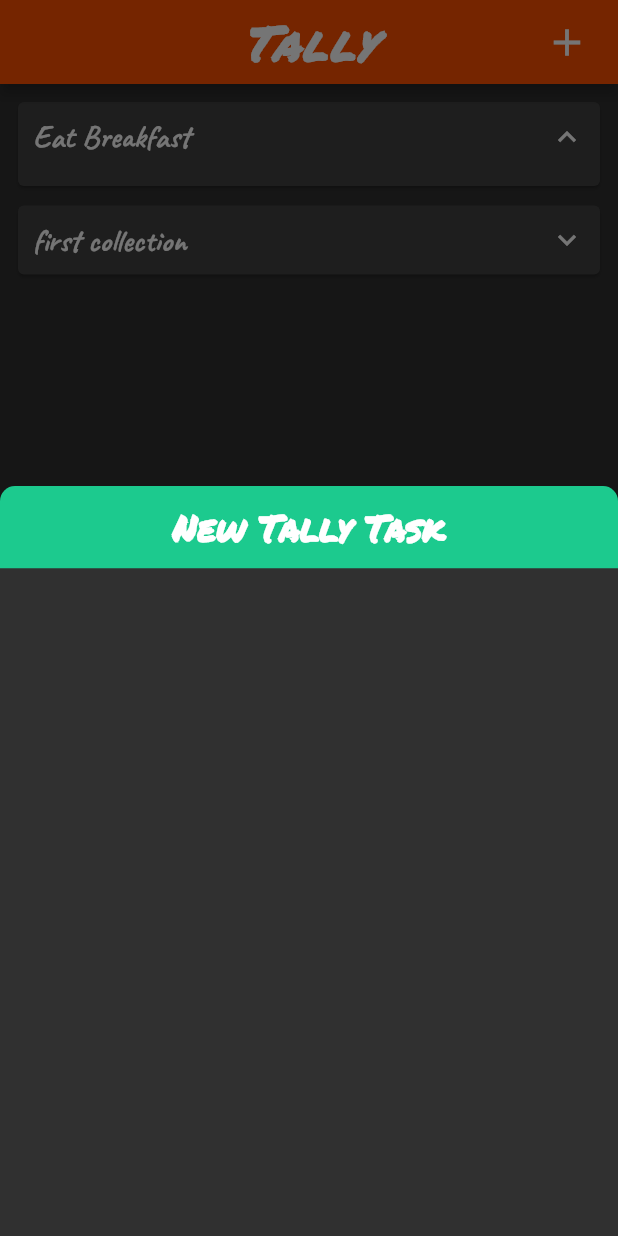
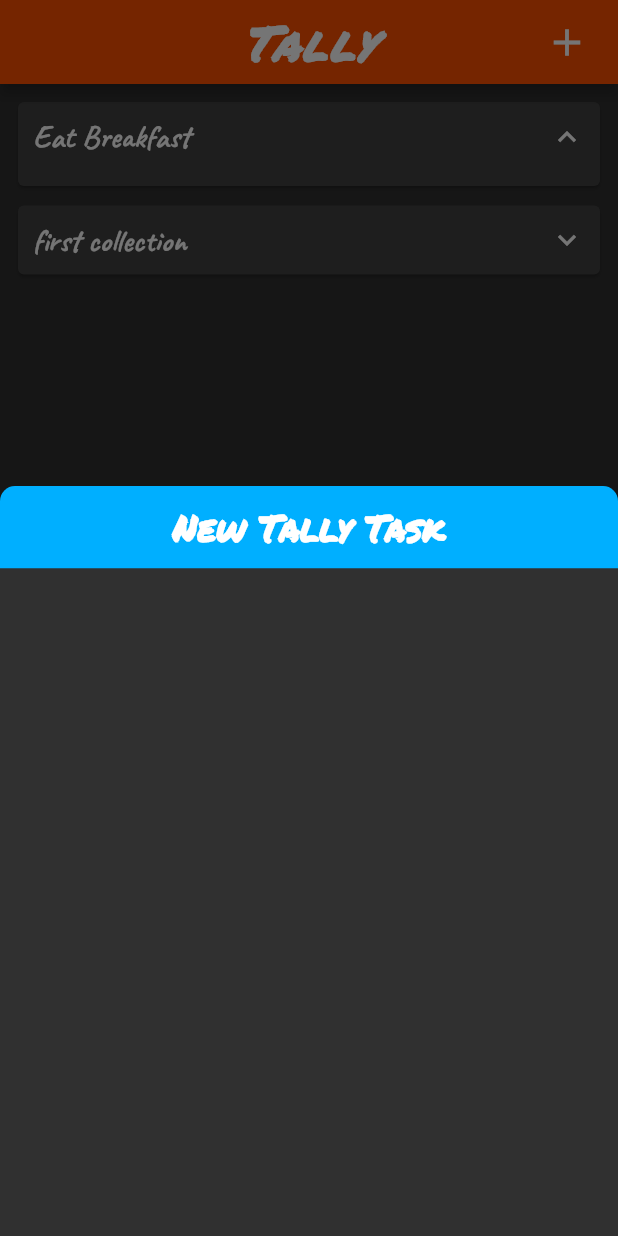
Before and after one commit to lancerharris/flutter-tally-app, a Flutter app: the screen it shows after launch, after a tap on "Eat Breakfast", after a tap on the "add" icon, on a phone screen of 412 x 824 dp. Run offline on Flutter 3.47's test engine with Material 2 defaults, Android fonts, the phone set to English and light mode, and no system bars; our stand-ins replace google_fonts.

Commit message:
Modify themeing.

```diff
--- a/lib/theme/app_theme.dart
+++ b/lib/theme/app_theme.dart
@@ -3,8 +3,13 @@ import 'package:google_fonts/google_fonts.dart';
 
 class AppTheme {
   static const mainColor = Color.fromRGBO(255, 80, 0, 1);
+  static const halfwayColor = Color.fromRGBO(128, 128, 128, 1);
+  static const secondaryColor = Color.fromRGBO(0, 175, 255, 1);
+  // static const secondaryColor = Color.fromRGBO(28, 202, 142, 1);
+  static const disabledColor = Color.fromRGBO(100, 100, 100, 0.5);
 
-  static const secondaryColor = Color.fromRGBO(28, 202, 142, 1);
+  // consider yellow to blue for light theme
+  // FFFF55 #00AEFF
 
   // 1
   static TextTheme lightTextTheme = TextTheme(
```
